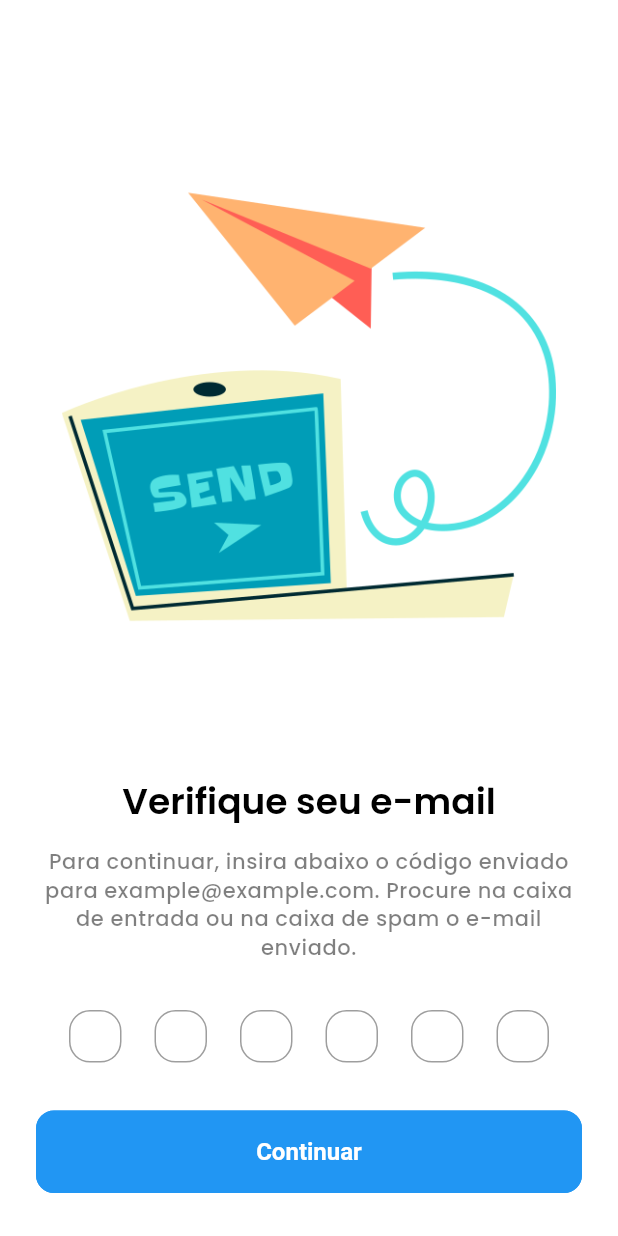
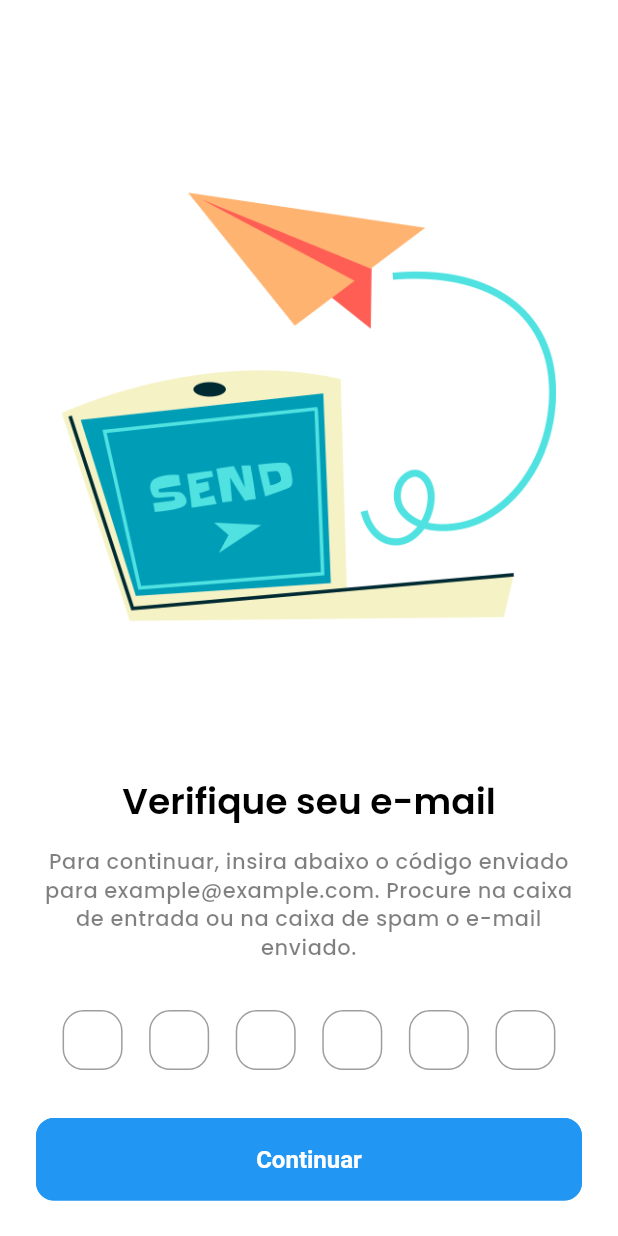
Before and after one commit to Mendes-Matheus/gym_app, a Flutter app: the VerifyEmailScreen screen opened directly, on a phone screen of 412 x 824 dp. Run offline on Flutter 3.47's test engine with Material 3 defaults, Android fonts, the phone set to English and light mode, and no system bars; our stand-ins replace get, get_storage, iconsax, logger, lottie, smooth_page_indicator; accounts and stored records are empty; project files that could hold a hidden picture were left out.

Commit message:
Update VerifyEmailScreen

```diff
--- a/lib/features/authentication/screens/signup/verify_email.dart
+++ b/lib/features/authentication/screens/signup/verify_email.dart
@@ -11,7 +11,7 @@ class VerifyEmailScreen extends StatelessWidget {
 
   @override
   Widget build(BuildContext context) {
-    return Scaffold( // Adiciona um Scaffold aqui
+    return Scaffold(
       body: _verifyEmail(context),
     );
   }
@@ -44,7 +44,7 @@ Widget _verifyEmail(BuildContext context) {
             textAlign: TextAlign.center,
           ),
           const SizedBox(height: TSizes.spacingBetweenSections),
-          const VerificationCodeInput(), // Adicionando o campo de verificação aqui
+          const VerificationCodeInput(),
           const SizedBox(height: TSizes.spacingBetweenSections),
           SizedBox(
             width: double.infinity,
@@ -74,7 +74,6 @@ class _VerificationCodeInputState extends State<VerificationCodeInput> {
   @override
   void initState() {
     super.initState();
-    // Initialize controllers and focus nodes
     for (int i = 0; i < codeLength; i++) {
       controllers.add(TextEditingController());
       focusNodes.add(FocusNode());
@@ -83,7 +82,6 @@ class _VerificationCodeInputState extends State<VerificationCodeInput> {
 
   @override
   void dispose() {
-    // Dispose controllers and focus nodes
     for (int i = 0; i < codeLength; i++) {
       controllers[i].dispose();
       focusNodes[i].dispose();
@@ -92,8 +90,14 @@ class _VerificationCodeInputState extends State<VerificationCodeInput> {
   }
 
   void _nextField(String value, int index) {
-    if (value.length == 1 && index < codeLength - 1) {
-      FocusScope.of(context).requestFocus(focusNodes[index + 1]);
+    if (value.length == 1) {
+      if (index < codeLength - 1) {
+        FocusScope.of(context).requestFocus(focusNodes[index + 1]);
+      } else {
+        focusNodes[index].unfocus();
+      }
+    } else if (value.isEmpty && index > 0) {
+      FocusScope.of(context).requestFocus(focusNodes[index - 1]);
     }
   }
 
@@ -103,15 +107,15 @@ class _VerificationCodeInputState extends State<VerificationCodeInput> {
       mainAxisAlignment: MainAxisAlignment.spaceEvenly,
       children: List.generate(codeLength, (index) {
         return SizedBox(
-          width: 35,
-          height: 35,
+          width: 40,
+          height: 40,
           child: TextField(
             controller: controllers[index],
             focusNode: focusNodes[index],
             maxLength: 1,
             textAlign: TextAlign.center,
             decoration: const InputDecoration(
-              counterText: "", // Remove the bottom counter text
+              counterText: "",
             ),
             keyboardType: TextInputType.text,
             onChanged: (value) => _nextField(value, index),
```
